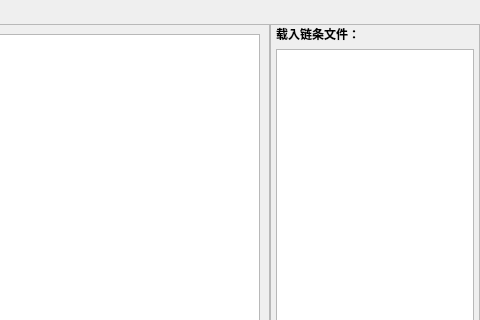
This is frm/Frm_chainProcessingClass.ui in lvxiaowei/linux_lcCode as Qt 5 draws it before an edit; both pictures show x 150 to 630 and y 0 to 320 of the 630 by 545 pixel window. The edited form follows.
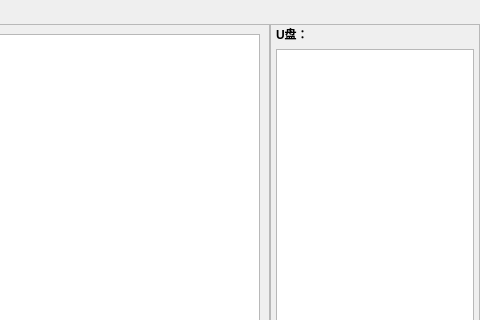
This is the edited form.

Patch:
```diff
--- a/frm/Frm_chainProcessingClass.ui
+++ b/frm/Frm_chainProcessingClass.ui
@@ -167,7 +167,7 @@
              </font>
             </property>
             <property name="text">
-             <string>载入链条文件：</string>
+             <string>U盘：</string>
             </property>
            </widget>
           </item>
```
Left out of the diff: 40 changed lines with no effect on the pictures.
